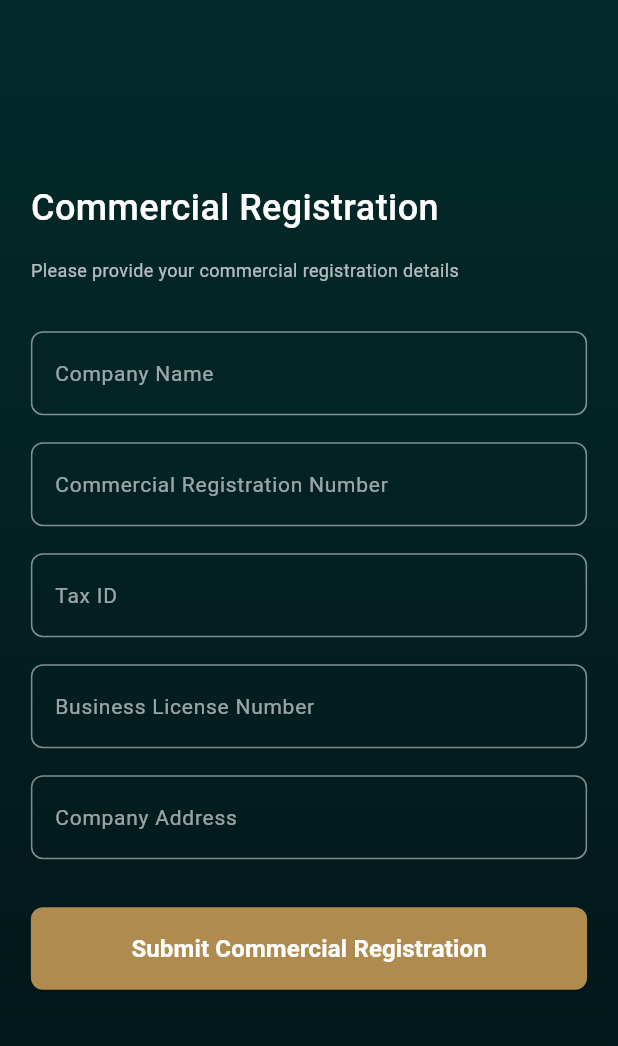
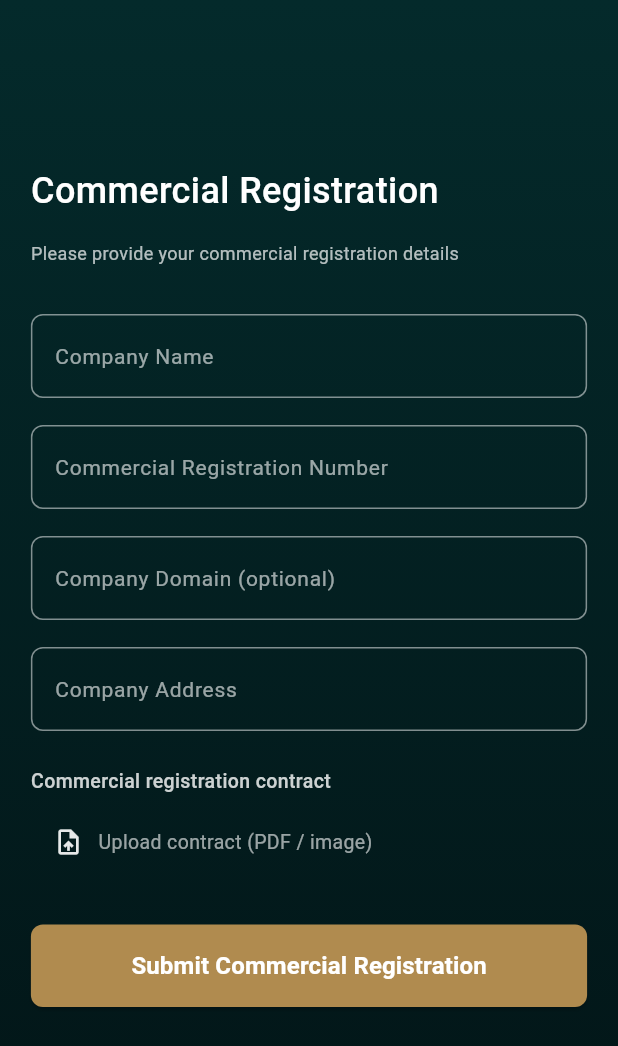
Before and after one commit to Dada6x/StepUP, a Flutter app: the CommercialRegisterScreen screen opened directly, on a phone screen of 412 x 824 dp. Shown: the top 1046 px of the screen. Run offline on Flutter 3.47's test engine with Material 3 defaults, Android fonts, the phone set to English and light mode, and no system bars; our stand-ins replace connectivity_plus, dio, fancy_shimmer_image, file_picker, flutter_animate, flutter_screenutil and 10 more; missing offline and left inert: veriff_flutter.

Commit message:
pdf worked

```diff
--- a/lib/main.dart
+++ b/lib/main.dart
@@ -2,7 +2,7 @@ import 'package:flutter/material.dart';
 import 'package:flutter_screenutil/flutter_screenutil.dart';
 import 'package:get/get.dart';
 import 'package:get_it/get_it.dart';
-import 'package:kyc_test/presentation/pages/introduction_screens/intro_screen.dart';
+import 'package:kyc_test/presentation/pages/auth/commercial_register_screen.dart';
 import 'package:logger/logger.dart';
 import 'package:kyc_test/core/app/controller/app_controller.dart';
 import 'package:kyc_test/core/constants/themes/app_theme.dart';
@@ -72,7 +72,7 @@ class MyApp extends StatelessWidget {
           darkTheme: AppTheme.dark,
           themeMode: app.themeMode.value,
           // home: ObsidianSplashPage(),
-          home: OnBoardingPage(),
+          home: CommercialRegisterScreen(),
         ),
       ),
     );
--- a/lib/presentation/pages/auth/commercial_register_screen.dart
+++ b/lib/presentation/pages/auth/commercial_register_screen.dart
@@ -1,9 +1,79 @@
 import 'package:flutter/material.dart';
 import 'package:get/get.dart';
+import 'package:file_picker/file_picker.dart';
+import 'package:flutter/services.dart'; // <– for PlatformException
 import 'package:kyc_test/presentation/layout/mobile/mobile_layout.dart';
 
-class CommercialRegisterScreen extends StatelessWidget {
+class CommercialRegisterScreen extends StatefulWidget {
   const CommercialRegisterScreen({super.key});
+
+  @override
+  State<CommercialRegisterScreen> createState() =>
+      _CommercialRegisterScreenState();
+}
+
+class _CommercialRegisterScreenState extends State<CommercialRegisterScreen> {
+  String? _contractFileName;
+
+  Future<void> _pickContractFile() async {
+    try {
+      // IMPORTANT: use the nullable type so we can check for cancel
+      final FilePickerResult? result = await FilePicker.platform.pickFiles(
+        type: FileType.custom,
+        allowedExtensions: ['pdf', 'jpg', 'jpeg', 'png'],
+        withData: true, // helpful on web & for quick size/name access
+      );
+
+      // user pressed back / cancelled dialog
+      if (result == null) {
+        debugPrint('User cancelled file pick');
+        return;
+      }
+
+      final PlatformFile file = result.files.single;
+      debugPrint(
+        'Picked file: ${file.name} (${file.size} bytes) / path: ${file.path}',
+      );
+
+      if (!mounted) return;
+
+      setState(() {
+        _contractFileName = file.name;
+      });
+
+      ScaffoldMessenger.of(
+        context,
+      ).showSnackBar(SnackBar(content: Text('Selected: ${file.name}')));
+    } on PlatformException catch (e, st) {
+      // Catches “MissingPluginException” etc.
+      debugPrint('PlatformException in file picker: $e\n$st');
+      if (!mounted) return;
+      ScaffoldMessenger.of(
+        context,
+      ).showSnackBar(SnackBar(content: Text('Platform error: ${e.message}')));
+    } catch (e, st) {
+      debugPrint('File pick error: $e\n$st');
+      if (!mounted) return;
+      ScaffoldMessenger.of(
+        context,
+      ).showSnackBar(SnackBar(content: Text('File picker error: $e')));
+    }
+  }
+
+  void _submit() {
+    if (_contractFileName == null) {
+      ScaffoldMessenger.of(context).showSnackBar(
+        const SnackBar(
+          content: Text('Please upload your commercial registration contract.'),
+        ),
+      );
+      return;
+    }
+
+    // TODO: send data to backend
+
+    Get.offAll(() => const MobileLayout());
+  }
 
   @override
   Widget build(BuildContext context) {
@@ -43,15 +113,11 @@ class CommercialRegisterScreen extends StatelessWidget {
 
                     const Text(
                       'Please provide your commercial registration details',
-                      style: TextStyle(
-                        color: Colors.white70,
-                        fontSize: 12,
-                      ),
+                      style: TextStyle(color: Colors.white70, fontSize: 12),
                     ),
 
                     const SizedBox(height: 32),
 
-                    // === COMMERCIAL REGISTRATION FORM ===
                     Theme(
                       data: Theme.of(context).copyWith(
                         inputDecorationTheme: InputDecorationTheme(
@@ -76,52 +142,104 @@ class CommercialRegisterScreen extends StatelessWidget {
                       ),
                       child: Column(
                         children: [
-                          TextField(
-                            style: const TextStyle(color: Colors.white),
-                            decoration: const InputDecoration(
+                          const TextField(
+                            style: TextStyle(color: Colors.white),
+                            decoration: InputDecoration(
                               hintText: 'Company Name',
                             ),
                           ),
                           const SizedBox(height: 18),
-                          TextField(
-                            style: const TextStyle(color: Colors.white),
-                            decoration: const InputDecoration(
+
+                          const TextField(
+                            style: TextStyle(color: Colors.white),
+                            decoration: InputDecoration(
                               hintText: 'Commercial Registration Number',
                             ),
                           ),
                           const SizedBox(height: 18),
-                          TextField(
-                            style: const TextStyle(color: Colors.white),
-                            decoration: const InputDecoration(
-                              hintText: 'Tax ID',
+
+                          const TextField(
+                            style: TextStyle(color: Colors.white),
+                            decoration: InputDecoration(
+                              hintText: 'Company Domain (optional)',
                             ),
                           ),
                           const SizedBox(height: 18),
-                          TextField(
-                            style: const TextStyle(color: Colors.white),
-                            decoration: const InputDecoration(
-                              hintText: 'Business License Number',
-                            ),
-                          ),
-                          const SizedBox(height: 18),
-                          TextField(
-                            style: const TextStyle(color: Colors.white),
-                            decoration: const InputDecoration(
+
+                          const TextField(
+                            style: TextStyle(color: Colors.white),
+                            decoration: InputDecoration(
                               hintText: 'Company Address',
                             ),
                           ),
+                          const SizedBox(height: 24),
+
+                          Align(
+                            alignment: Alignment.centerLeft,
+                            child: Text(
+                              'Commercial registration contract',
+                              style: TextStyle(
+                                color: Colors.white.withOpacity(0.8),
+                                fontSize: 13,
+                                fontWeight: FontWeight.w500,
+                              ),
+                            ),
+                          ),
+                          const SizedBox(height: 8),
+
+                          InkWell(
+                            borderRadius: BorderRadius.circular(8),
+                            onTap: _pickContractFile,
+                            child: Ink(
+                              width: double.infinity,
+                              padding: const EdgeInsets.symmetric(
+                                horizontal: 14,
+                                vertical: 12,
+                              ),
+                              decoration: BoxDecoration(
+                                borderRadius: BorderRadius.circular(8),
+                                border: Border.all(
+                                  color: Colors.white.withOpacity(0.5),
+                                ),
+                                color: Colors.white.withOpacity(0.03),
+                              ),
+                              child: Row(
+                                children: [
+                                  Icon(
+                                    Icons.upload_file,
+                                    color: Colors.white.withOpacity(0.9),
+                                    size: 20,
+                                  ),
+                                  const SizedBox(width: 10),
+                                  Expanded(
+                                    child: Text(
+                                      _contractFileName ??
+                                          'Upload contract (PDF / image)',
+                                      style: TextStyle(
+                                        color: _contractFileName == null
+                                            ? Colors.white.withOpacity(0.6)
+                                            : Colors.white,
+                                        fontSize: 13,
+                                      ),
+                                      overflow: TextOverflow.ellipsis,
+                                    ),
+                                  ),
+                                ],
+                              ),
+                            ),
+                          ),
+
                           const SizedBox(height: 32),
 
                           SizedBox(
                             width: double.infinity,
                             child: ElevatedButton(
-                              onPressed: () {
-                                // Navigate to MobileLayout after commercial registration is submitted
-                                Get.offAll(() => const MobileLayout());
-                              },
+                              onPressed: _submit,
                               style: ElevatedButton.styleFrom(
                                 backgroundColor: const Color(0xFFB08B4F),
-                                padding: const EdgeInsets.symmetric(vertical: 16),
+                                padding: const EdgeInsets.symmetric(
+                                  vertical: 16,
+                                ),
                                 shape: RoundedRectangleBorder(
                                   borderRadius: BorderRadius.circular(8),
                                 ),
--- a/pubspec.yaml
+++ b/pubspec.yaml
@@ -42,6 +42,7 @@ dependencies:
   #! images and widgets
   flutter_svg: ^2.0.9
   fancy_shimmer_image: ^2.0.3
+  file_picker: ^10.3.7
   #! animations
   flutter_animate: ^4.5.2
   #!icons
```
Also changed, not shown: pubspec.lock, 2 other files.
